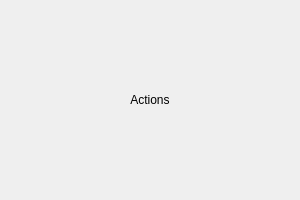
hattaarshavin/PikselCat, file App/gui/widgets/actions.ui: the form before one commit.
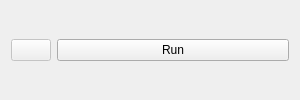
The form after the commit.

Patch:
```diff
--- a/App/gui/widgets/actions.ui
+++ b/App/gui/widgets/actions.ui
@@ -7,19 +7,47 @@
     <x>0</x>
     <y>0</y>
     <width>300</width>
-    <height>200</height>
+    <height>100</height>
    </rect>
   </property>
-  <layout class="QVBoxLayout" name="verticalLayout">
+  <property name="maximumSize">
+   <size>
+    <width>16777215</width>
+    <height>100</height>
+   </size>
+  </property>
+  <property name="sizePolicy">
+   <sizepolicy hsizetype="Preferred" vsizetype="Minimum">
+    <horstretch>0</horstretch>
+    <verstretch>0</verstretch>
+   </sizepolicy>
+  </property>
+  <layout class="QVBoxLayout" name="verticalLayout">   
    <item>
-    <widget class="QLabel" name="label">
-     <property name="text">
-      <string>Actions</string>
-     </property>
-     <property name="alignment">
-      <set>Qt::AlignCenter</set>
-     </property>
-    </widget>
+    <layout class="QHBoxLayout" name="buttonLayout">     <item>
+      <widget class="QPushButton" name="stopButton">
+       <property name="text">
+        <string></string>
+       </property>
+       <property name="enabled">
+        <bool>false</bool>
+       </property>
+       <property name="maximumSize">
+        <size>
+         <width>40</width>
+         <height>16777215</height>
+        </size>
+       </property>
+      </widget>
+     </item>
+     <item>
+      <widget class="QPushButton" name="runButton">
+       <property name="text">
+        <string>Run</string>
+       </property>
+      </widget>
+     </item>
+    </layout>
    </item>
   </layout>
  </widget>
```
